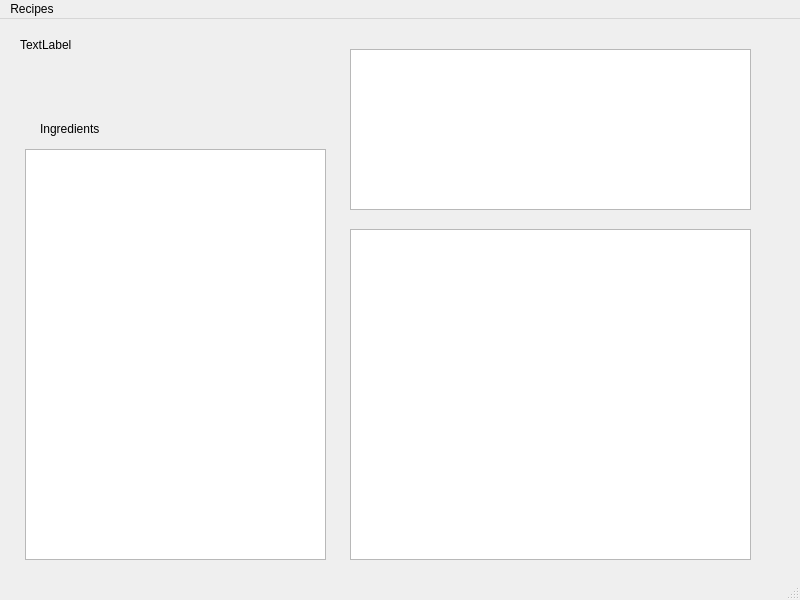
The window that mainwindow.ui (Niomahony/CS4076_Project) describes before a commit, drawn with Qt 5.
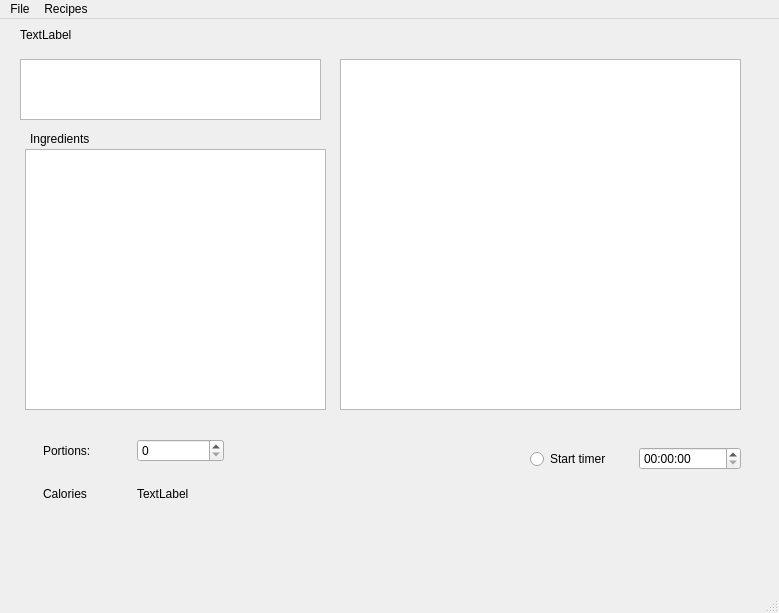
The same window after the commit.

```diff
--- a/mainwindow.ui
+++ b/mainwindow.ui
@@ -6,19 +6,19 @@
    <rect>
     <x>0</x>
     <y>0</y>
-    <width>800</width>
-    <height>600</height>
+    <width>779</width>
+    <height>613</height>
    </rect>
   </property>
   <property name="windowTitle">
    <string>MainWindow</string>
   </property>
   <widget class="QWidget" name="centralwidget">
-   <widget class="QLabel" name="label">
+   <widget class="QLabel" name="nameLabel">
     <property name="geometry">
      <rect>
       <x>20</x>
-      <y>10</y>
+      <y>0</y>
       <width>221</width>
       <height>31</height>
      </rect>
@@ -30,8 +30,8 @@
    <widget class="QLabel" name="label_2">
     <property name="geometry">
      <rect>
-      <x>40</x>
-      <y>100</y>
+      <x>30</x>
+      <y>110</y>
       <width>141</width>
       <height>20</height>
      </rect>
@@ -43,20 +43,20 @@
    <widget class="QTextEdit" name="descriptionEdit">
     <property name="geometry">
      <rect>
-      <x>350</x>
-      <y>30</y>
-      <width>401</width>
-      <height>161</height>
+      <x>20</x>
+      <y>40</y>
+      <width>301</width>
+      <height>61</height>
      </rect>
     </property>
    </widget>
    <widget class="QTextEdit" name="methodEdit">
     <property name="geometry">
      <rect>
-      <x>350</x>
-      <y>210</y>
+      <x>340</x>
+      <y>40</y>
       <width>401</width>
-      <height>331</height>
+      <height>351</height>
      </rect>
     </property>
    </widget>
@@ -66,17 +66,75 @@
       <x>25</x>
       <y>130</y>
       <width>301</width>
-      <height>411</height>
+      <height>261</height>
      </rect>
     </property>
    </widget>
+   <widget class="QWidget" name="horizontalLayoutWidget">
+    <property name="geometry">
+     <rect>
+      <x>530</x>
+      <y>400</y>
+      <width>211</width>
+      <height>80</height>
+     </rect>
+    </property>
+    <layout class="QHBoxLayout" name="horizontalLayout">
+     <item>
+      <widget class="QRadioButton" name="radioButton">
+       <property name="text">
+        <string>Start timer</string>
+       </property>
+      </widget>
+     </item>
+     <item>
+      <widget class="QTimeEdit" name="timeEdit"/>
+     </item>
+    </layout>
+   </widget>
+   <widget class="QWidget" name="gridLayoutWidget">
+    <property name="geometry">
+     <rect>
+      <x>43</x>
+      <y>420</y>
+      <width>181</width>
+      <height>81</height>
+     </rect>
+    </property>
+    <layout class="QGridLayout" name="gridLayout_2">
+     <item row="0" column="1">
+      <widget class="QSpinBox" name="spinBox"/>
+     </item>
+     <item row="1" column="0">
+      <widget class="QLabel" name="label_3">
+       <property name="text">
+        <string>Calories</string>
+       </property>
+      </widget>
+     </item>
+     <item row="1" column="1">
+      <widget class="QLabel" name="calAmountLabel">
+       <property name="text">
+        <string>TextLabel</string>
+       </property>
+      </widget>
+     </item>
+     <item row="0" column="0">
+      <widget class="QLabel" name="label">
+       <property name="text">
+        <string>Portions:</string>
+       </property>
+      </widget>
+     </item>
+    </layout>
+   </widget>
   </widget>
   <widget class="QMenuBar" name="menubar">
    <property name="geometry">
     <rect>
      <x>0</x>
      <y>0</y>
-     <width>800</width>
+     <width>779</width>
      <height>25</height>
     </rect>
    </property>
@@ -88,6 +146,12 @@
     <addaction name="actionPasta"/>
     <addaction name="actionSalad"/>
    </widget>
+   <widget class="QMenu" name="menuFile">
+    <property name="title">
+     <string>File</string>
+    </property>
+   </widget>
+   <addaction name="menuFile"/>
    <addaction name="menuRecipes"/>
   </widget>
   <widget class="QStatusBar" name="statusbar"/>
```
Left out of the diff: 2 changed lines with no effect on the pictures.
